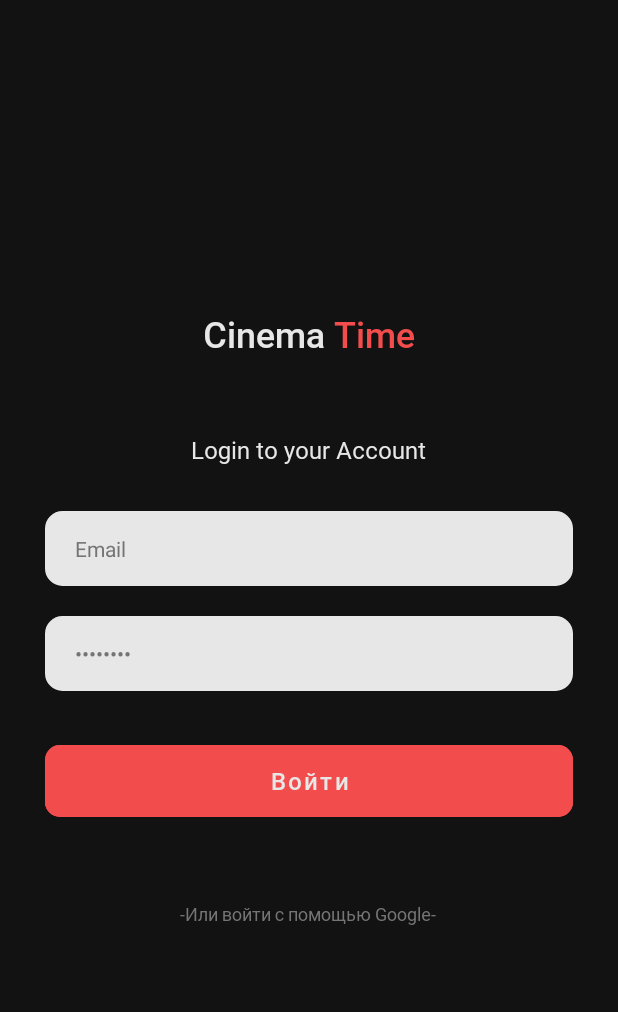
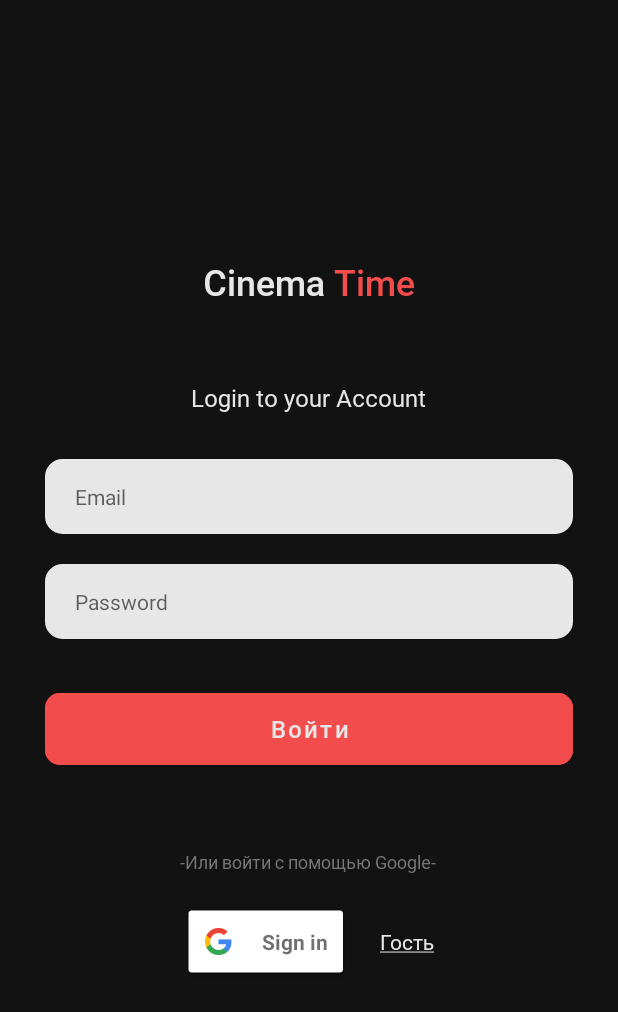
Before and after one commit to AkatsukiTeam-tech/Project_Mobilka, an Android app: the layout sign_in.xml on its own in the app's theme, with its tools: preview values and no code run, on a phone screen of 412 x 824 dp. Shown: the top 1012 px of the screen. Run offline under Robolectric (Android 15) with nearby library versions, the phone set to English and light mode, and no system bars.

Commit message:
add some methods

```diff
--- a/app/src/main/AndroidManifest.xml
+++ b/app/src/main/AndroidManifest.xml
@@ -19,11 +19,17 @@
         <activity
             android:name=".Activities.PlaceAndPayActivity"
             android:launchMode="singleTop"
-            android:exported="true" />
+            android:exported="true"/>
         <activity
             android:name=".Activities.SignInActivity"
             android:launchMode="singleTop"
-            android:exported="true" />
+            android:exported="true">
+            <intent-filter>
+                <action android:name="android.intent.action.MAIN" />
+
+                <category android:name="android.intent.category.LAUNCHER" />
+            </intent-filter>
+        </activity>
         <activity
             android:name=".Activities.DetailsFilmActivity"
             android:exported="true" />
@@ -33,13 +39,7 @@
         <activity
             android:name=".Activities.MainActivity"
             android:launchMode="singleTop"
-            android:exported="true">
-            <intent-filter>
-                <action android:name="android.intent.action.MAIN" />
-
-                <category android:name="android.intent.category.LAUNCHER" />
-            </intent-filter>
-        </activity>
+            android:exported="true"/>
 
         <meta-data
             android:name="preloaded_fonts"
--- a/app/src/main/java/com/example/project/Activities/SignInActivity.java
+++ b/app/src/main/java/com/example/project/Activities/SignInActivity.java
@@ -1,7 +1,9 @@
 package com.example.project.Activities;
 
 import android.annotation.SuppressLint;
+import android.content.Intent;
 import android.os.Bundle;
+import android.view.View;
 
 import androidx.annotation.Nullable;
 import androidx.appcompat.app.AppCompatActivity;
@@ -10,11 +12,16 @@ import com.example.project.R;
 
 public class SignInActivity extends AppCompatActivity {
 
-
     @SuppressLint("ResourceAsColor")
     @Override
     protected void onCreate(@Nullable Bundle savedInstanceState) {
         super.onCreate(savedInstanceState);
         setContentView(R.layout.sign_in);
+
+    }
+
+    public void toMainActivity(View view) {
+        Intent intent = new Intent(this, MainActivity.class);
+        startActivity(intent);
     }
 }
--- a/app/src/main/res/layout/sign_in.xml
+++ b/app/src/main/res/layout/sign_in.xml
@@ -1,19 +1,18 @@
 <?xml version="1.0" encoding="utf-8"?>
 <androidx.constraintlayout.widget.ConstraintLayout xmlns:android="http://schemas.android.com/apk/res/android"
     xmlns:app="http://schemas.android.com/apk/res-auto"
+    xmlns:tools="http://schemas.android.com/tools"
     android:layout_width="match_parent"
     android:layout_height="match_parent"
     android:background="@color/background">
 
     <LinearLayout
         android:layout_width="match_parent"
-        android:layout_height="match_parent"
-        android:layout_marginStart="30dp"
+        android:layout_height="wrap_content"
+        android:gravity="center"
+        android:layout_marginRight="30dp"
+        android:layout_margin="30dp"
         android:orientation="vertical"
-        android:layout_marginBottom="50dp"
-        android:layout_marginTop="50dp"
-        android:layout_marginEnd="30dp"
-        android:gravity="center"
         app:layout_constraintBottom_toBottomOf="parent"
         app:layout_constraintEnd_toEndOf="parent"
         app:layout_constraintStart_toStartOf="parent"
@@ -22,22 +21,24 @@
         <LinearLayout
             android:layout_width="match_parent"
             android:layout_height="wrap_content"
-            android:orientation="horizontal"
-            android:gravity="center">
+            android:gravity="center"
+            android:orientation="horizontal">
+
             <TextView
                 android:layout_width="wrap_content"
                 android:layout_height="wrap_content"
+                android:fontFamily="@font/roboto_medium"
                 android:text="Cinema "
                 android:textColor="@color/text_white"
-                android:fontFamily="@font/roboto_medium"
-                android:textSize="24dp"/>
+                android:textSize="24dp" />
+
             <TextView
                 android:layout_width="wrap_content"
                 android:layout_height="wrap_content"
+                android:fontFamily="@font/roboto_medium"
                 android:text="Time"
                 android:textColor="@color/text_red"
-                android:fontFamily="@font/roboto_medium"
-                android:textSize="24dp"/>
+                android:textSize="24dp" />
         </LinearLayout>
 
         <TextView
@@ -55,12 +56,11 @@
             android:layout_height="50dp"
             android:layout_marginTop="30dp"
             android:background="@drawable/custom_edit_text"
-            android:text="Email"
-            android:textSize="14dp"
-            android:textColor="@color/text_gray"
             android:ems="10"
             android:inputType="textEmailAddress"
-            />
+            android:hint="Email"
+            android:textColor="@color/text_gray"
+            android:textSize="14dp" />
 
         <EditText
             android:id="@+id/text_password"
@@ -68,11 +68,11 @@
             android:layout_height="50dp"
             android:layout_marginTop="20dp"
             android:background="@drawable/custom_edit_text"
-            android:text="Password"
+            android:ems="10"
+            android:inputType="textPassword"
+            android:hint="Password"
             android:textColor="@color/text_gray"
-            android:textSize="14dp"
-            android:ems="10"
-            android:inputType="textPassword" />
+            android:textSize="14dp" />
 
         <com.google.android.material.button.MaterialButton
             android:id="@+id/login"
@@ -91,12 +91,34 @@
             android:layout_width="wrap_content"
             android:layout_height="wrap_content"
             android:layout_marginTop="50dp"
+            android:fontFamily="@font/roboto_regular"
             android:text="-Или войти с помощью Google-"
             android:textColor="@color/text_gray"
-            android:textSize="12dp"
-            android:fontFamily="@font/roboto_regular"
-            />
+            android:textSize="12dp" />
 
+        <LinearLayout
+            android:layout_width="match_parent"
+            android:layout_height="wrap_content"
+            android:layout_marginTop="20dp"
+            android:gravity="center"
+            android:orientation="horizontal">
+
+            <com.google.android.gms.common.SignInButton
+                android:id="@+id/sign_in_button"
+                android:layout_width="wrap_content"
+                android:layout_height="50dp"
+                android:layout_marginRight="20dp"/>
+
+            <TextView
+                android:id="@+id/guest"
+                android:layout_width="wrap_content"
+                android:layout_height="wrap_content"
+                android:fontFamily="@font/roboto_regular"
+                android:onClick="toMainActivity"
+                android:text="@string/guest"
+                android:textColor="@color/text_white"
+                android:textSize="14dp" />
+        </LinearLayout>
 
 
     </LinearLayout>
--- a/app/src/main/res/values/strings.xml
+++ b/app/src/main/res/values/strings.xml
@@ -3,4 +3,5 @@
     <string name="hello_blank_fragment">Hello blank fragment</string>
     <string name="genre"><u>Жанр[0], Жанр[1], Жанр[2]</u></string>
     <string name="my_purchases"><u>Мои покупки</u></string>
+    <string name="guest"><u>Гость</u></string>
 </resources>
```
